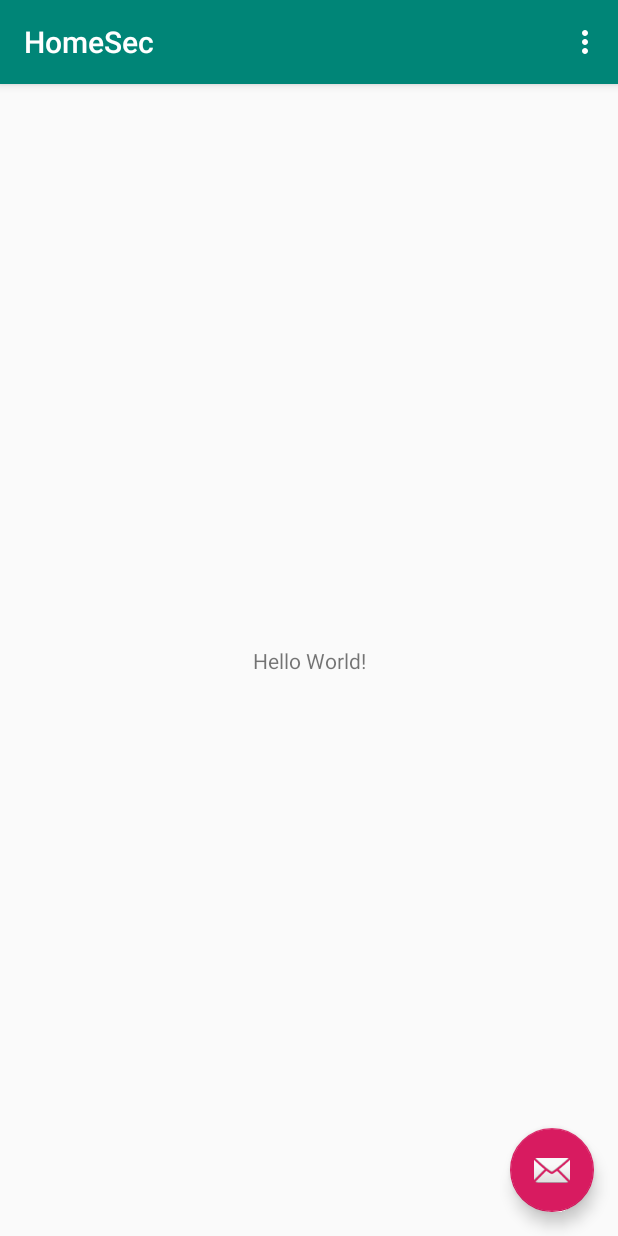
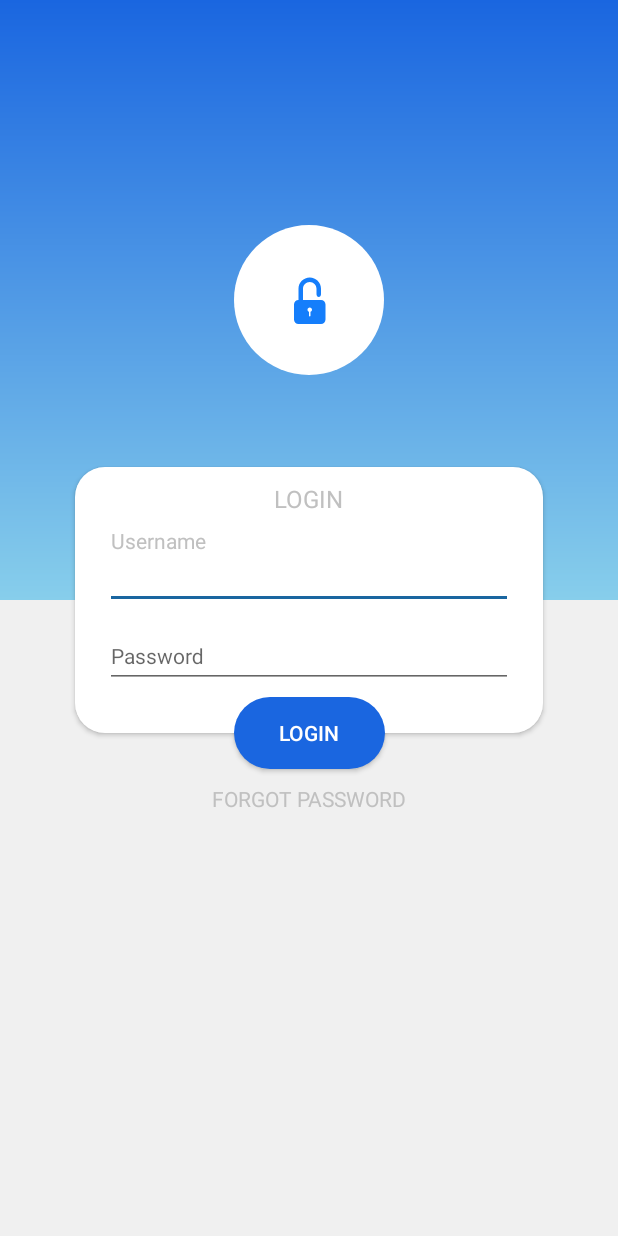
Before and after one commit to abhijithebsur92/HomeSec, an Android app: the screen it shows after launch (MainActivity before the commit, LoginActivity after it), on a phone screen of 412 x 824 dp. Run offline under Robolectric (Android 15) with nearby library versions, the phone set to English and light mode, and no system bars.

Commit message:
Implemented login screen and Home screen UI.

```diff
--- a/app/src/main/AndroidManifest.xml
+++ b/app/src/main/AndroidManifest.xml
@@ -10,7 +10,7 @@
             android:supportsRtl="true"
             android:theme="@style/AppTheme">
         <activity
-                android:name="com.comp6441.homesec.MainActivity"
+                android:name="com.comp6441.homesec.LoginActivity"
                 android:label="@string/app_name"
                 android:theme="@style/AppTheme.NoActionBar">
             <intent-filter>
@@ -19,6 +19,8 @@
                 <category android:name="android.intent.category.LAUNCHER" />
             </intent-filter>
         </activity>
+        <activity android:name="com.comp6441.homesec.MainActivity" />
+        <activity android:name="com.comp6441.homesec.HomeActivity" />
 
         <service
                 android:name="com.comp6441.homesec.FCMService"
@@ -35,5 +37,4 @@
     </application>
 
 
-
 </manifest>
--- /dev/null
+++ b/app/src/main/java/com/comp6441/homesec/LoginActivity.java
@@ -0,0 +1,46 @@
+package com.comp6441.homesec;
+
+import com.example.homesec.R;
+
+import android.content.Intent;
+import android.os.Bundle;
+import android.text.TextUtils;
+import android.view.View;
+import android.view.View.OnClickListener;
+import android.widget.Button;
+import android.widget.EditText;
+import android.widget.TextView;
+
+import androidx.annotation.Nullable;
+import androidx.appcompat.app.AppCompatActivity;
+
+public class LoginActivity extends AppCompatActivity {
+
+    private EditText mUserNameEditText;
+    private EditText mPasswordEditText;
+
+    @Override
+    protected void onCreate(@Nullable final Bundle savedInstanceState) {
+        super.onCreate(savedInstanceState);
+        setContentView(R.layout.activity_login);
+        mUserNameEditText = findViewById(R.id.username_editText);
+        mPasswordEditText = findViewById(R.id.password_editText);
+        Button loginButton = findViewById(R.id.login_button);
+        loginButton.setOnClickListener(new OnClickListener() {
+            @Override
+            public void onClick(final View v) {
+                String name = mUserNameEditText.getText() != null ? mUserNameEditText.getText().toString() : "";
+                String password = mPasswordEditText.getText() != null ? mPasswordEditText.getText().toString() : "";
+                if(!TextUtils.isEmpty(name) && !TextUtils.isEmpty(password)) {
+                    launchHomeScreen();
+                }
+            }
+        });
+
+    }
+
+    private void launchHomeScreen() {
+        Intent intent = new Intent(this, HomeActivity.class);
+        startActivity(intent);
+    }
+}
--- /dev/null
+++ b/app/src/main/res/drawable/blue_gradient_bg.xml
@@ -0,0 +1,8 @@
+<?xml version="1.0" encoding="utf-8"?>
+<shape xmlns:android="http://schemas.android.com/apk/res/android"
+        android:shape="rectangle">
+    <gradient
+            android:startColor="#1A66E0"
+            android:endColor="#87CEEB"
+            android:angle="-90"/>
+</shape>
--- /dev/null
+++ b/app/src/main/res/drawable/circle_white.xml
@@ -0,0 +1,12 @@
+<?xml version="1.0" encoding="utf-8"?>
+<shape
+        xmlns:android="http://schemas.android.com/apk/res/android"
+        android:shape="oval">
+
+    <solid
+            android:color="#ffffff"/>
+
+    <size
+            android:width="120dp"
+            android:height="120dp"/>
+</shape>
--- /dev/null
+++ b/app/src/main/res/drawable/ic_unlock.xml
@@ -0,0 +1,12 @@
+<vector xmlns:android="http://schemas.android.com/apk/res/android"
+    android:width="32dp"
+    android:height="32dp"
+    android:viewportWidth="32"
+    android:viewportHeight="32">
+  <path
+      android:pathData="M16,23.9146L16,26.509C16,26.7802 16.2319,27 16.5,27C16.7761,27 17,26.7721 17,26.509L17,23.9146C17.5826,23.7087 18,23.1531 18,22.5C18,21.6716 17.3284,21 16.5,21C15.6716,21 15,21.6716 15,22.5C15,23.1531 15.4174,23.7087 16,23.9146L16,23.9146L16,23.9146ZM24,9.5L24,8.4992C24,4.3575 20.6337,1 16.5,1C12.3579,1 9,4.3567 9,8.4992L9,16L9,16C7.3423,16.0047 6,17.3396 6,19.0095L6,28.9905C6,30.6526 7.3456,32 9.0088,32L23.9912,32C25.6529,32 27,30.6634 27,28.9905L27,19.0095C27,17.3503 25.6591,16.0047 24,16L22.4819,16L12.0275,16C12.0093,15.836 12,15.6694 12,15.5005L12,8.4995C12,6.0102 14.0147,4 16.5,4C18.9802,4 21,6.0145 21,8.4995L21,9.5L21,12.124C21,13.1601 21.6658,14 22.5,14C23.3284,14 24,13.1518 24,12.124L24,9.5L24,9.5L24,9.5Z"
+      android:strokeWidth="1"
+      android:fillColor="#157EFB"
+      android:fillType="evenOdd"
+      android:strokeColor="#00000000"/>
+</vector>
--- /dev/null
+++ b/app/src/main/res/drawable/rounded_corner_rectangle_white.xml
@@ -0,0 +1,8 @@
+<?xml version="1.0" encoding="utf-8"?>
+<shape xmlns:android="http://schemas.android.com/apk/res/android"
+        android:shape="rectangle">
+
+    <solid android:color="#ffffff" />
+
+    <corners android:radius="20dp"/>
+</shape>
--- /dev/null
+++ b/app/src/main/res/drawable/rounder_corner_rectangle_blue.xml
@@ -0,0 +1,8 @@
+<?xml version="1.0" encoding="utf-8"?>
+<shape xmlns:android="http://schemas.android.com/apk/res/android"
+        android:shape="rectangle">
+
+    <solid android:color="#1A66E0"/>
+
+    <corners android:radius="25dp"/>
+</shape>
--- /dev/null
+++ b/app/src/main/res/layout/activity_login.xml
@@ -0,0 +1,129 @@
+<?xml version="1.0" encoding="utf-8"?>
+<androidx.constraintlayout.widget.ConstraintLayout xmlns:android="http://schemas.android.com/apk/res/android"
+        xmlns:app="http://schemas.android.com/apk/res-auto"
+        xmlns:tools="http://schemas.android.com/tools"
+        android:id="@+id/frameLayout"
+        android:layout_width="match_parent"
+        android:layout_height="match_parent"
+        android:layout_gravity="center"
+        android:background="#f0f0f0">
+
+    <LinearLayout
+            android:id="@+id/header_layout"
+            android:layout_width="0dp"
+            android:layout_height="400dp"
+            android:background="@drawable/blue_gradient_bg"
+            android:gravity="center"
+            android:orientation="horizontal"
+            app:layout_constraintEnd_toEndOf="parent"
+            app:layout_constraintStart_toStartOf="parent"
+            app:layout_constraintTop_toTopOf="parent">
+
+        <ImageView
+                android:layout_width="100dp"
+                android:layout_height="100dp"
+                android:layout_gravity="center"
+                android:background="@drawable/circle_white"
+                android:scaleType="center"
+                android:src="@drawable/ic_unlock" />
+    </LinearLayout>
+
+    <LinearLayout
+            android:id="@+id/username_password_layout"
+            android:layout_width="match_parent"
+            android:layout_height="wrap_content"
+            android:layout_marginStart="50dp"
+            android:layout_marginEnd="50dp"
+            android:background="@drawable/rounded_corner_rectangle_white"
+            android:elevation="2dp"
+            android:orientation="vertical"
+            android:paddingTop="10dp"
+            android:paddingBottom="30dp"
+            app:layout_constraintBottom_toBottomOf="@id/header_layout"
+            app:layout_constraintEnd_toEndOf="parent"
+            app:layout_constraintStart_toStartOf="parent"
+            app:layout_constraintTop_toBottomOf="@+id/header_layout"
+            tools:ignore="MissingConstraints">
+
+        <TextView
+                android:layout_width="wrap_content"
+                android:layout_height="wrap_content"
+                android:text="LOGIN"
+                android:textColor="#c0c0c0"
+                android:paddingBottom="10dp"
+                android:textSize="16sp"
+                android:layout_gravity="center"/>
+
+        <com.google.android.material.textfield.TextInputLayout
+                android:layout_width="match_parent"
+                android:layout_height="wrap_content"
+                android:layout_gravity="center"
+                android:gravity="start"
+                app:hintTextAppearance="@style/EditTextHintStyle"
+                android:paddingStart="20dp"
+                android:paddingEnd="20dp">
+
+            <EditText
+                    android:id="@+id/username_editText"
+                    android:layout_width="match_parent"
+                    android:layout_height="wrap_content"
+                    android:hint="Username"
+                    android:imeOptions="actionNext"
+                    android:inputType="text"
+                    android:textColor="@color/colorAccent"
+                    android:textSize="14sp" />
+
+
+        </com.google.android.material.textfield.TextInputLayout>
+
+        <com.google.android.material.textfield.TextInputLayout
+                android:layout_width="match_parent"
+                android:layout_height="wrap_content"
+                android:layout_gravity="center_vertical"
+                app:hintTextAppearance="@style/EditTextHintStyle"
+                android:gravity="start"
+                android:paddingLeft="20dp"
+                android:paddingRight="20dp">
+
+            <EditText
+                    android:id="@+id/password_editText"
+                    android:layout_width="match_parent"
+                    android:layout_height="wrap_content"
+                    android:hint="Password"
+                    android:imeOptions="actionDone"
+                    android:inputType="textPassword"
+                    android:textColor="@color/colorAccent"
+                    android:textSize="14sp" />
+        </com.google.android.material.textfield.TextInputLayout>
+    </LinearLayout>
+
+    <Button
+            android:id="@+id/login_button"
+            android:layout_width="wrap_content"
+            android:layout_height="wrap_content"
+            android:paddingLeft="30dp"
+            android:paddingRight="30dp"
+            android:background="@drawable/rounder_corner_rectangle_blue"
+            android:elevation="15dp"
+            android:text="LOGIN"
+            android:textAllCaps="true"
+            android:textColor="@android:color/white"
+            app:layout_constraintBottom_toBottomOf="@id/username_password_layout"
+            app:layout_constraintEnd_toEndOf="parent"
+            app:layout_constraintStart_toStartOf="parent"
+            app:layout_constraintTop_toBottomOf="@+id/username_password_layout" />
+
+    <TextView
+            android:layout_width="match_parent"
+            android:layout_height="wrap_content"
+            android:gravity="center"
+            android:padding="10dp"
+            android:text="Forgot Password"
+            android:textColor="#c0c0c0"
+            android:textSize="14sp"
+            android:textAllCaps="true"
+            app:layout_constraintEnd_toEndOf="parent"
+            app:layout_constraintStart_toStartOf="parent"
+            app:layout_constraintTop_toBottomOf="@id/login_button" />
+
+</androidx.constraintlayout.widget.ConstraintLayout>
--- a/app/src/main/res/values/colors.xml
+++ b/app/src/main/res/values/colors.xml
@@ -1,6 +1,6 @@
 <?xml version="1.0" encoding="utf-8"?>
 <resources>
-    <color name="colorPrimary">#008577</color>
-    <color name="colorPrimaryDark">#00574B</color>
-    <color name="colorAccent">#D81B60</color>
+    <color name="colorPrimary">#1A66E0</color>
+    <color name="colorPrimaryDark">#1A66F0</color>
+    <color name="colorAccent">#1A66A0</color>
 </resources>
--- a/app/src/main/res/values/styles.xml
+++ b/app/src/main/res/values/styles.xml
@@ -1,7 +1,7 @@
 <resources>
 
     <!-- Base application theme. -->
-    <style name="AppTheme" parent="Theme.AppCompat.Light.DarkActionBar">
+    <style name="AppTheme" parent="Theme.AppCompat.Light.NoActionBar">
         <!-- Customize your theme here. -->
         <item name="colorPrimary">@color/colorPrimary</item>
         <item name="colorPrimaryDark">@color/colorPrimaryDark</item>
@@ -17,4 +17,15 @@
 
     <style name="AppTheme.PopupOverlay" parent="ThemeOverlay.AppCompat.Light" />
 
+    <style name="HomeTheme" parent="Theme.AppCompat.DayNight.NoActionBar">
+        <item name="colorPrimary">@color/colorPrimary</item>
+        <item name="colorPrimaryDark">@color/colorPrimaryDark</item>
+        <item name="colorAccent">@color/colorPrimary</item>
+        <item name="android:statusBarColor">#f0f0f0</item>
+    </style>
+
+    <style name="EditTextHintStyle">
+        <item name="android:textSize">14sp</item>
+        <item name="android:textColor">#c0c0c0</item>
+    </style>
 </resources>
```
Also changed, not shown: app/src/main/java/com/comp6441/homesec/HomeActivity.java (added, +17 -0 lines), app/src/main/res/drawable/ic_add.xml (added, +9 -0 lines), app/src/main/res/layout/activity_home.xml (added, +134 -0 lines), app/src/main/res/layout/activity_login_screen.xml (added, +66 -0 lines).
